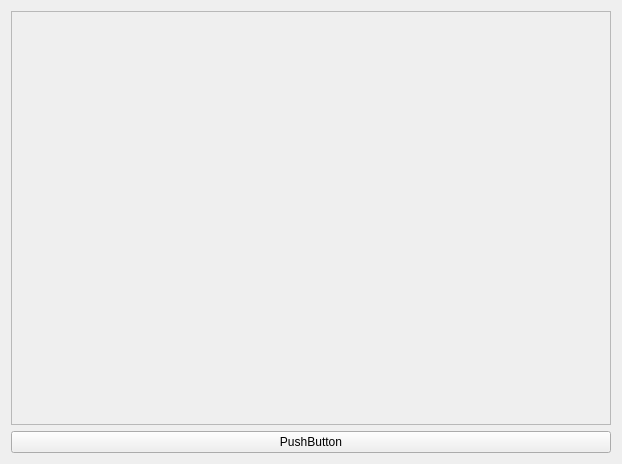
Old version of the form src/centerwidget.ui in the repository keshavbhatt/CollageMaker.
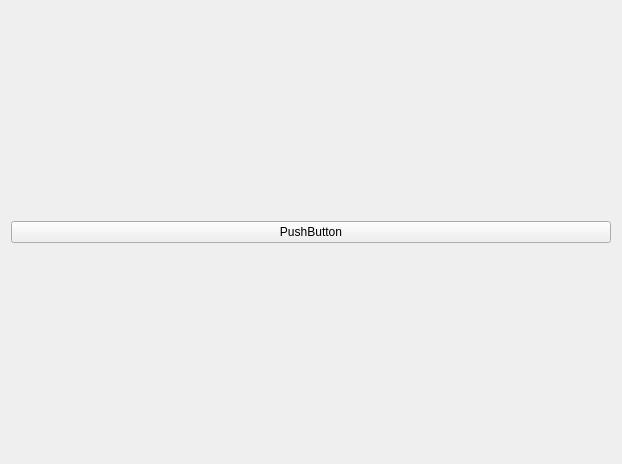
New version of the form.

Commit message: added grid view, item loading unloading etc - border color - border width etc

What changed in the file:
```diff
--- a/src/centerwidget.ui
+++ b/src/centerwidget.ui
@@ -15,22 +15,7 @@
   </property>
   <layout class="QVBoxLayout" name="verticalLayout">
    <item>
-    <widget class="QScrollArea" name="scrollArea">
-     <property name="widgetResizable">
-      <bool>true</bool>
-     </property>
-     <widget class="QWidget" name="scrollAreaWidgetContents">
-      <property name="geometry">
-       <rect>
-        <x>0</x>
-        <y>0</y>
-        <width>602</width>
-        <height>413</height>
-       </rect>
-      </property>
-      <layout class="QVBoxLayout" name="verticalLayout_2"/>
-     </widget>
-    </widget>
+    <layout class="QVBoxLayout" name="graphicsViewLayout"/>
    </item>
    <item>
     <widget class="QPushButton" name="pushButton">
```
The commit also changes 23 other files.
